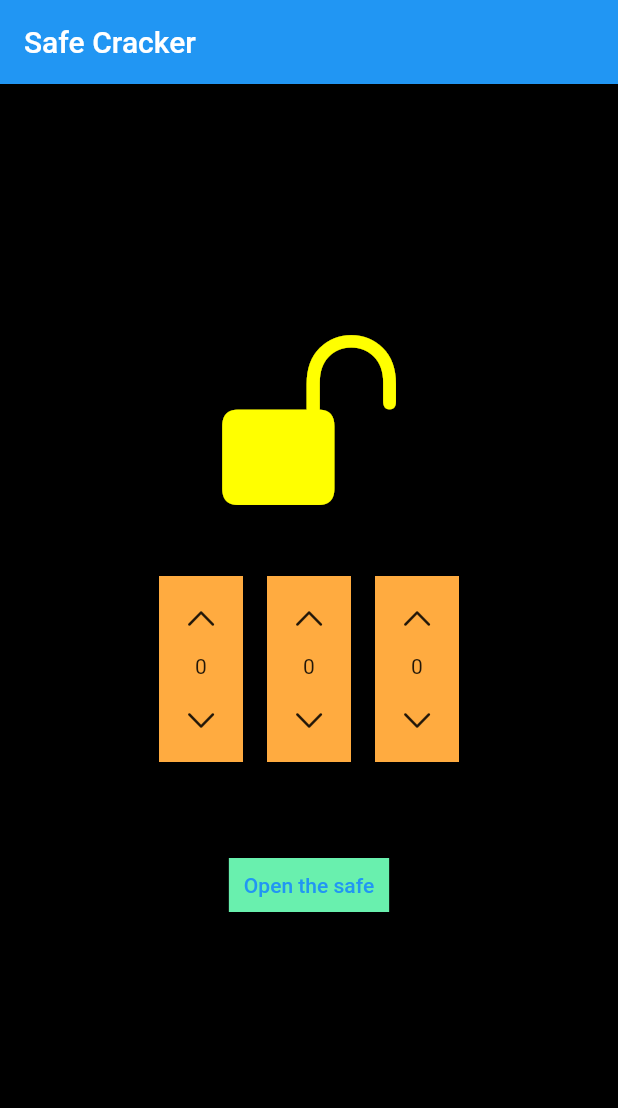
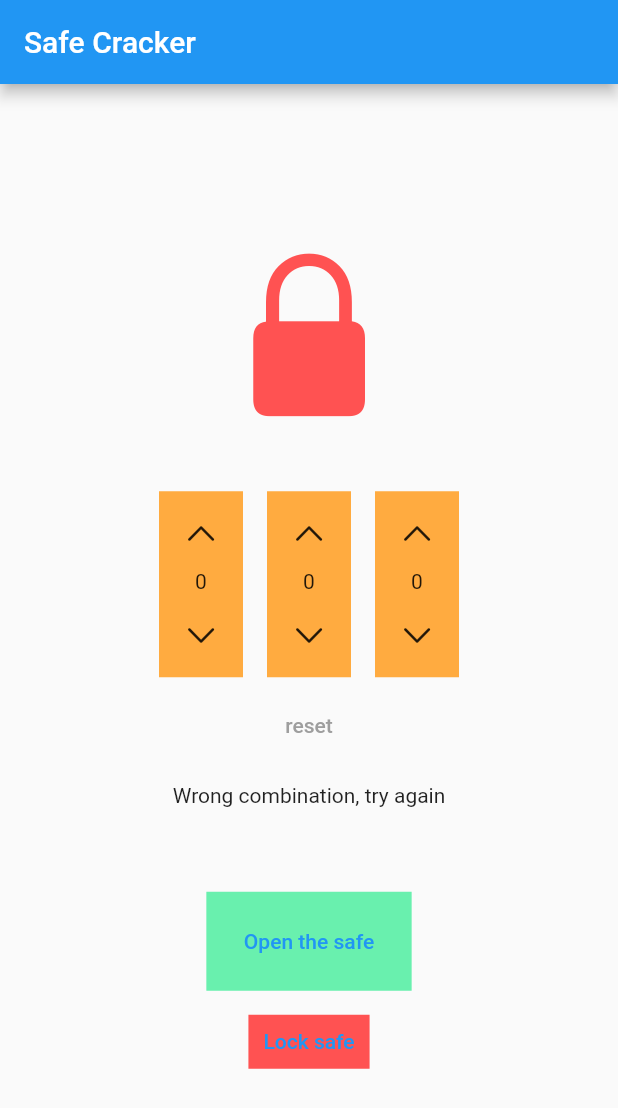
Before and after one commit to seannpenn/elec2b_review_app, a Flutter app: the screen it shows after launch, after a tap on "Open the safe", on a phone screen of 412 x 824 dp. Shown: the top 1108 px of the screen. Run offline on Flutter 3.47's test engine with Material 2 defaults, Android fonts, the phone set to English and light mode, and no system bars.

Commit message:
LockPicker Logic
added reset and lock safe

```diff
--- a/lib/main.dart
+++ b/lib/main.dart
@@ -31,10 +31,13 @@ class SafeCrackerView extends StatefulWidget {
 
 class _SafeCrackerViewState extends State<SafeCrackerView> {
   List<int> values = [0, 0, 0];
+  String feedback = "";
+  String combination = "451";
+  bool isUnlocked = false;
   @override
   Widget build(BuildContext context) {
     return Scaffold(
-      backgroundColor: Colors.black,
+      // backgroundColor: Colors.lightGreen,
       appBar: AppBar(
         title: const Text("Safe Cracker"),
       ),
@@ -42,9 +45,15 @@ class _SafeCrackerViewState extends State<SafeCrackerView> {
         child: Column(
           mainAxisSize: MainAxisSize.min,
           children: [
-            const Icon(true ? CupertinoIcons.lock_open_fill:CupertinoIcons.lock_fill, size:128, color: Colors.yellowAccent,),
+            Icon(
+              isUnlocked
+                  ? CupertinoIcons.lock_open_fill
+                  : CupertinoIcons.lock_fill,
+              size: 128,
+              color: isUnlocked? Colors.greenAccent: Colors.redAccent,
+            ),
             Container(
-              margin: const EdgeInsets.only(top:32),
+              margin: const EdgeInsets.only(top: 32),
               height: 140,
               child: Row(
                 mainAxisAlignment: MainAxisAlignment.center,
@@ -66,14 +75,36 @@ class _SafeCrackerViewState extends State<SafeCrackerView> {
               ),
             ),
             Container(
-              margin: const EdgeInsets.symmetric(vertical:48),
+                margin: const EdgeInsets.only(top: 0,bottom: 15),
+                child: TextButton(
+                  onPressed: () {
+                    resetNumbers(values);
+                  },
+                  child: const Text(
+                    "reset",
+                    style: TextStyle(color: Colors.grey),
+                  ),
+                )),
+            if (feedback.isNotEmpty) Text(feedback),
+            Container(
+              margin: const EdgeInsets.only(top:48),
               child: TextButton(
-                  onPressed: () {},
+                  onPressed: () {
+                    unlockSafe();
+                  },
                   child: Container(
                       color: Colors.greenAccent,
-                      padding: const EdgeInsets.all(10),
+                      padding: const EdgeInsets.all(25),
                       child: const Text("Open the safe"))),
             ),
+            TextButton(
+                onPressed: () {
+                  lockSafe(values);
+                },
+                child: Container(
+                    color: Colors.redAccent,
+                    padding: const EdgeInsets.all(10),
+                    child: const Text("Lock safe"))),
             // const Text("This is the total of all the values"),
             // GestureDetector(
             //   onTap: () {
@@ -91,6 +122,55 @@ class _SafeCrackerViewState extends State<SafeCrackerView> {
       // This trailing comma makes auto-formatting nicer for build methods.
     );
   }
+
+  unlockSafe() {
+    if (checkCombination()) {
+      setState(() {
+        isUnlocked = true;
+        feedback = "You unlocked the safe";
+      });
+    } else {
+      setState(() {
+        isUnlocked = false;
+        feedback = "Wrong combination, try again";
+      });
+    }
+  }
+
+  lockSafe(List<int> val) {
+    setState(() {
+      for (int i = 0; i < values.length; i++){
+        values[i] = 0;
+      }
+      isUnlocked = false;
+      feedback = "Safe locked";
+    });
+
+  }
+
+  resetNumbers(List<int> val){
+    setState(() {
+      for (int i = 0; i < values.length; i++){
+        values[i] = 0;
+      }
+    });
+  }
+
+  bool checkCombination() {
+    String theCurrentValue = convertValuesToComparableString(values);
+    bool isUnlocked = (theCurrentValue == combination);
+    // print(convertValuesToComparableString(values));
+    print(isUnlocked);
+    return isUnlocked;
+  }
+}
+
+String convertValuesToComparableString(List<int> val) {
+  String temp = "";
+  for (int v in val) {
+    temp += "$v";
+  }
+  return temp;
 }
 
 int sumofAllValues(List<int> list) {
```
